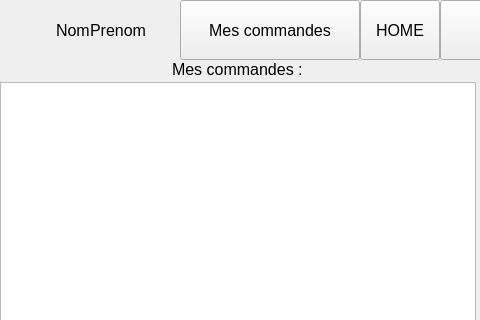
First picture: the form in UberMedoc/mescommandes.ui, repository GregDAka/Ubermedoc, before the edit; both pictures show x 0 to 480 and y 0 to 320 of the 800 by 600 pixel window.
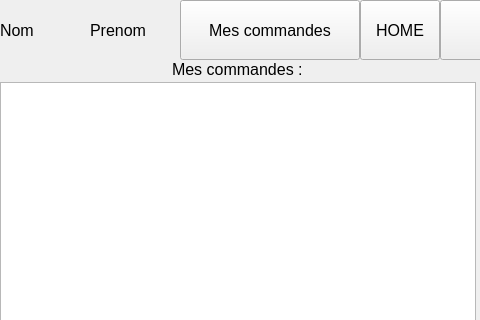
Second picture: the form after the edit.

The edit to the form file:
```diff
--- a/UberMedoc/mescommandes.ui
+++ b/UberMedoc/mescommandes.ui
@@ -36,7 +36,7 @@
      </property>
      <item>
       <layout class="QHBoxLayout" name="horizontalLayout">
-       <item alignment="Qt::AlignRight">
+       <item>
         <widget class="QLabel" name="label">
          <property name="font">
           <font>
```
